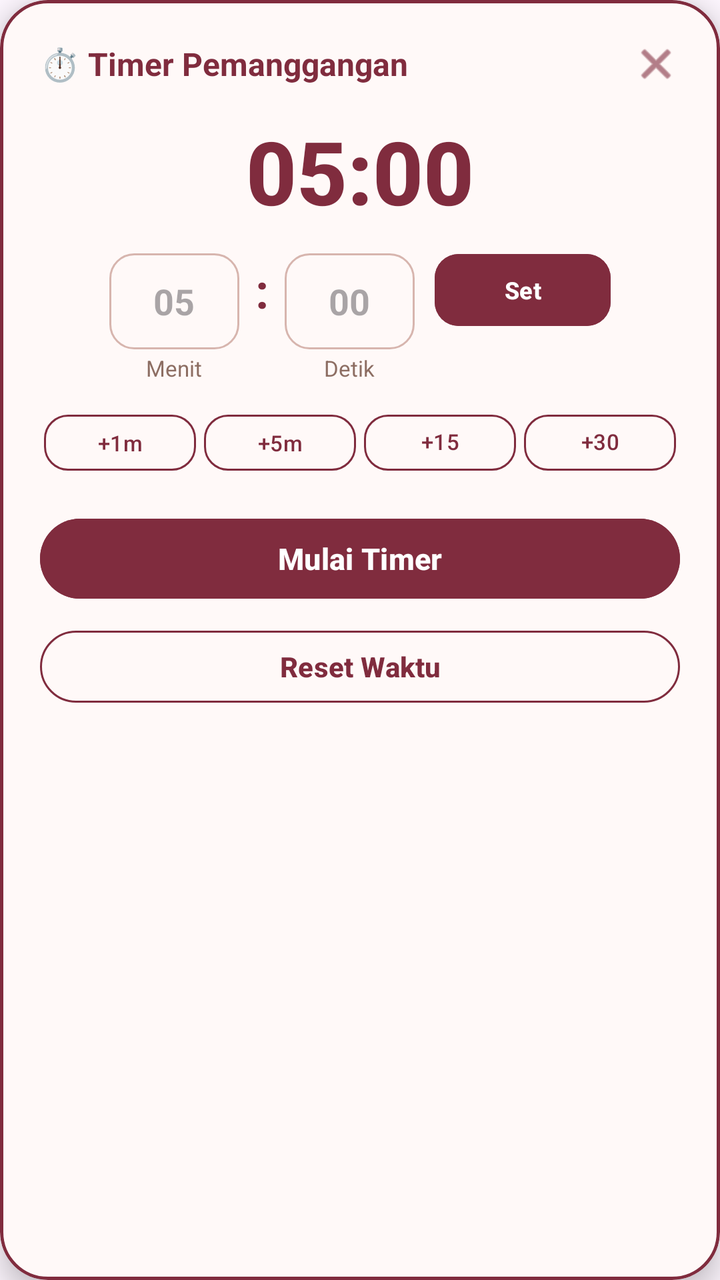
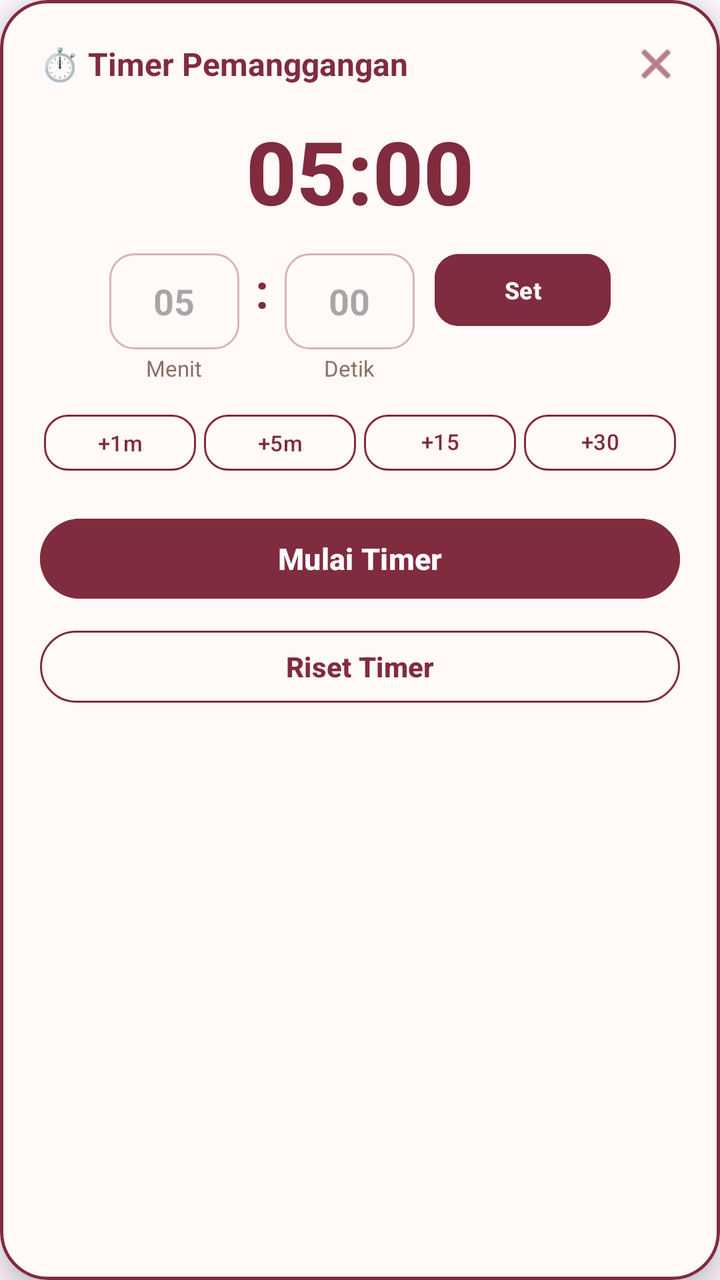

Two renders of the same Android screen: before a commit and after it. Below are the layout's source before the change and the commit's diff.
<!-- AndroidManifest.xml: application theme Theme.Bakerys -->
<!-- res/layout/dialog_timer.xml -->
<?xml version="1.0" encoding="utf-8"?>
<com.google.android.material.card.MaterialCardView
    xmlns:android="http://schemas.android.com/apk/res/android"
    xmlns:app="http://schemas.android.com/apk/res-auto"
    android:layout_width="match_parent"
    android:layout_height="wrap_content"
    android:layout_marginHorizontal="20dp"
    app:cardBackgroundColor="#FFF9F8"
    app:cardCornerRadius="24dp"
    app:cardElevation="8dp"
    app:strokeColor="#802C3E"
    app:strokeWidth="1.5dp">

    <LinearLayout
        android:layout_width="match_parent"
        android:layout_height="wrap_content"
        android:orientation="vertical"
        android:padding="20dp"
        android:gravity="center_horizontal">

        
        <RelativeLayout
            android:layout_width="match_parent"
            android:layout_height="wrap_content"
            android:layout_marginBottom="8dp">

            <TextView
                android:layout_width="wrap_content"
                android:layout_height="wrap_content"
                android:layout_alignParentStart="true"
                android:layout_centerVertical="true"
                android:text="⏱️ Timer Pemanggangan"
                android:textColor="#802C3E"
                android:textSize="16sp"
                android:textStyle="bold" />

            <ImageView
                android:id="@+id/btnCloseTimer"
                android:layout_width="24dp"
                android:layout_height="24dp"
                android:layout_alignParentEnd="true"
                android:layout_centerVertical="true"
                android:clickable="true"
                android:focusable="true"
                android:src="@android:drawable/ic_menu_close_clear_cancel"
                app:tint="#802C3E"
                android:contentDescription="Tutup" />
        </RelativeLayout>

        
        <TextView
            android:id="@+id/tvTimerCountdown"
            android:layout_width="wrap_content"
            android:layout_height="wrap_content"
            android:layout_marginTop="4dp"
            android:layout_marginBottom="12dp"
            android:text="05:00"
            android:textColor="#802C3E"
            android:textSize="44sp"
            android:textStyle="bold"
            android:fontFamily="sans-serif-medium" />

        
        <LinearLayout
            android:id="@+id/layoutTimerInput"
            android:layout_width="wrap_content"
            android:layout_height="wrap_content"
            android:gravity="center"
            android:orientation="horizontal"
            android:layout_marginBottom="12dp">

            
            <LinearLayout
                android:layout_width="wrap_content"
                android:layout_height="wrap_content"
                android:gravity="center"
                android:orientation="vertical">

                <EditText
                    android:id="@+id/etTimerMinutes"
                    android:layout_width="65dp"
                    android:layout_height="48dp"
                    android:background="@drawable/bg_input_field"
                    android:gravity="center"
                    android:hint="05"
                    android:inputType="number"
                    android:maxLength="3"
                    android:textColor="#802C3E"
                    android:textSize="18sp"
                    android:textStyle="bold" />

                <TextView
                    android:layout_width="wrap_content"
                    android:layout_height="wrap_content"
                    android:layout_marginTop="2dp"
                    android:text="Menit"
                    android:textColor="#8D6E63"
                    android:textSize="11sp" />
            </LinearLayout>

            <TextView
                android:layout_width="wrap_content"
                android:layout_height="wrap_content"
                android:layout_marginHorizontal="8dp"
                android:layout_marginBottom="14dp"
                android:text=":"
                android:textColor="#802C3E"
                android:textSize="24sp"
                android:textStyle="bold" />

            
            <LinearLayout
                android:layout_width="wrap_content"
                android:layout_height="wrap_content"
                android:gravity="center"
                android:orientation="vertical">

                <EditText
                    android:id="@+id/etTimerSeconds"
                    android:layout_width="65dp"
                    android:layout_height="48dp"
                    android:background="@drawable/bg_input_field"
                    android:gravity="center"
                    android:hint="00"
                    android:inputType="number"
                    android:maxLength="2"
                    android:textColor="#802C3E"
                    android:textSize="18sp"
                    android:textStyle="bold" />

                <TextView
                    android:layout_width="wrap_content"
                    android:layout_height="wrap_content"
                    android:layout_marginTop="2dp"
                    android:text="Detik"
                    android:textColor="#8D6E63"
                    android:textSize="11sp" />
            </LinearLayout>

            
            <com.google.android.material.button.MaterialButton
                android:id="@+id/btnSetTimerCustom"
                android:layout_width="wrap_content"
                android:layout_height="44dp"
                android:layout_marginStart="10dp"
                android:layout_marginBottom="14dp"
                android:backgroundTint="#802C3E"
                android:text="Set"
                android:textAllCaps="false"
                android:textColor="#FFFFFF"
                android:textSize="12sp"
                android:textStyle="bold"
                app:cornerRadius="12dp" />
        </LinearLayout>

        
        <LinearLayout
            android:layout_width="match_parent"
            android:layout_height="wrap_content"
            android:gravity="center"
            android:orientation="horizontal"
            android:layout_marginBottom="16dp">

            <com.google.android.material.button.MaterialButton
                android:id="@+id/btnPreset1m"
                style="@style/Widget.Material3.Button.OutlinedButton"
                android:layout_width="0dp"
                android:layout_height="36dp"
                android:layout_weight="1"
                android:layout_marginHorizontal="2dp"
                android:text="+1m"
                android:textAllCaps="false"
                android:textColor="#802C3E"
                android:textSize="11sp"
                app:strokeColor="#802C3E"
                app:cornerRadius="12dp" />

            <com.google.android.material.button.MaterialButton
                android:id="@+id/btnPreset5m"
                style="@style/Widget.Material3.Button.OutlinedButton"
                android:layout_width="0dp"
                android:layout_height="36dp"
                android:layout_weight="1"
                android:layout_marginHorizontal="2dp"
                android:text="+5m"
                android:textAllCaps="false"
                android:textColor="#802C3E"
                android:textSize="11sp"
                app:strokeColor="#802C3E"
                app:cornerRadius="12dp" />

            <com.google.android.material.button.MaterialButton
                android:id="@+id/btnPreset15m"
                style="@style/Widget.Material3.Button.OutlinedButton"
                android:layout_width="0dp"
                android:layout_height="36dp"
                android:layout_weight="1"
                android:layout_marginHorizontal="2dp"
                android:text="+15m"
                android:textAllCaps="false"
                android:textColor="#802C3E"
                android:textSize="11sp"
                app:strokeColor="#802C3E"
                app:cornerRadius="12dp" />

            <com.google.android.material.button.MaterialButton
                android:id="@+id/btnPreset30m"
                style="@style/Widget.Material3.Button.OutlinedButton"
                android:layout_width="0dp"
                android:layout_height="36dp"
                android:layout_weight="1"
                android:layout_marginHorizontal="2dp"
                android:text="+30m"
                android:textAllCaps="false"
                android:textColor="#802C3E"
                android:textSize="11sp"
                app:strokeColor="#802C3E"
                app:cornerRadius="12dp" />
        </LinearLayout>

        
        <com.google.android.material.button.MaterialButton
            android:id="@+id/btnStartTimer"
            android:layout_width="match_parent"
            android:layout_height="48dp"
            android:layout_marginBottom="8dp"
            android:backgroundTint="#802C3E"
            android:text="Mulai Timer"
            android:textAllCaps="false"
            android:textColor="#FFFFFF"
            android:textSize="15sp"
            android:textStyle="bold"
            app:cornerRadius="24dp" />

        
        <com.google.android.material.button.MaterialButton
            android:id="@+id/btnRestartTimer"
            style="@style/Widget.Material3.Button.OutlinedButton"
            android:layout_width="match_parent"
            android:layout_height="44dp"
            android:text="Reset Waktu"
            android:textAllCaps="false"
            android:textColor="#802C3E"
            android:textSize="14sp"
            android:textStyle="bold"
            app:strokeColor="#802C3E"
            app:cornerRadius="24dp" />

    </LinearLayout>
</com.google.android.material.card.MaterialCardView>
<!-- resources referenced by this layout -->
<resources>
  <!-- drawable bg_input_field (drawable) -->
  <?xml version="1.0" encoding="utf-8"?>
  <shape xmlns:android="http://schemas.android.com/apk/res/android"
      android:shape="rectangle">
      <solid android:color="#FFF9F8" />
      <corners android:radius="12dp" />
      <stroke
          android:width="1dp"
          android:color="#D7B5AE" />
  </shape>
  <style name="Theme.Bakerys" parent="Base.Theme.Bakerys" />
  <style name="Base.Theme.Bakerys" parent="Theme.Material3.DayNight.NoActionBar">
          
          
  
          
          <item name="android:statusBarColor">@android:color/transparent</item>
          <item name="android:navigationBarColor">@android:color/transparent</item>
          <item name="android:windowLightStatusBar">true</item>
      </style>
</resources>

<!-- the commit's change to res/layout/dialog_timer.xml (unified diff, before → after) -->
@@ -238,7 +238,7 @@
             style="@style/Widget.Material3.Button.OutlinedButton"
             android:layout_width="match_parent"
             android:layout_height="44dp"
-            android:text="Reset Waktu"
+            android:text="Riset Timer"
             android:textAllCaps="false"
             android:textColor="#802C3E"
             android:textSize="14sp"
